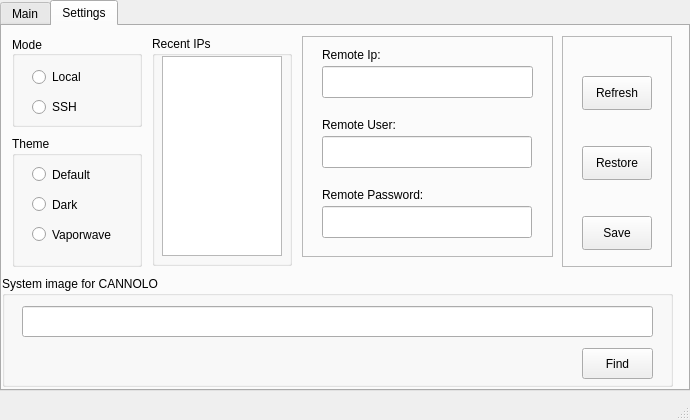
This is assets/interface.ui in WEEE-Open/pesto as Qt 5 draws it before an edit. The edited form follows.
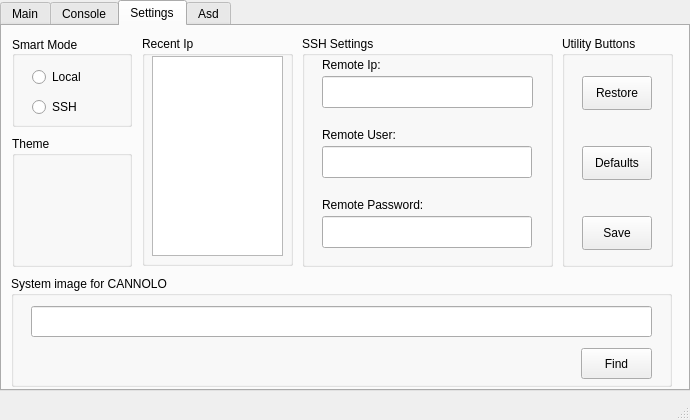
This is the edited form. The open tabs and pages were chosen to show the change.

What changed in the file:
```diff
--- a/assets/interface.ui
+++ b/assets/interface.ui
@@ -16,14 +16,29 @@
     <verstretch>0</verstretch>
    </sizepolicy>
   </property>
+  <property name="minimumSize">
+   <size>
+    <width>690</width>
+    <height>420</height>
+   </size>
+  </property>
+  <property name="maximumSize">
+   <size>
+    <width>690</width>
+    <height>420</height>
+   </size>
+  </property>
   <property name="windowTitle">
    <string>PESTO</string>
   </property>
   <property name="autoFillBackground">
    <bool>true</bool>
   </property>
+  <property name="tabShape">
+   <enum>QTabWidget::Rounded</enum>
+  </property>
   <widget class="QWidget" name="centralwidget">
-   <widget class="QTabWidget" name="Main">
+   <widget class="QTabWidget" name="smartTab">
     <property name="geometry">
      <rect>
       <x>0</x>
@@ -33,7 +48,7 @@
      </rect>
     </property>
     <property name="currentIndex">
-     <number>0</number>
+     <number>2</number>
     </property>
     <widget class="QWidget" name="main_tab">
      <attribute name="title">
@@ -45,7 +60,7 @@
         <x>0</x>
         <y>0</y>
         <width>681</width>
-        <height>351</height>
+        <height>361</height>
        </rect>
       </property>
       <layout class="QHBoxLayout" name="horizontalLayout">
@@ -65,6 +80,8 @@
         <number>0</number>
        </property>
        <item>
+        <layout class="QVBoxLayout" name="verticalLayout">
+         <item>
         <widget class="QTableWidget" name="tableWidget">
          <property name="sizePolicy">
           <sizepolicy hsizetype="Maximum" vsizetype="Expanding">
@@ -81,15 +98,31 @@
          <property name="horizontalScrollBarPolicy">
           <enum>Qt::ScrollBarAlwaysOff</enum>
          </property>
+           <property name="columnCount">
+            <number>2</number>
+           </property>
          <attribute name="verticalHeaderVisible">
           <bool>false</bool>
          </attribute>
+           <column/>
+           <column/>
         </widget>
        </item>
        <item>
-        <widget class="QPushButton" name="execButton">
-         <property name="cursor">
-          <cursorShape>ArrowCursor</cursorShape>
+          <layout class="QHBoxLayout" name="horizontalLayout_3">
+           <item>
+            <widget class="QPushButton" name="reloadButton">
+             <property name="sizePolicy">
+              <sizepolicy hsizetype="Fixed" vsizetype="Preferred">
+               <horstretch>0</horstretch>
+               <verstretch>0</verstretch>
+              </sizepolicy>
+             </property>
+             <property name="minimumSize">
+              <size>
+               <width>50</width>
+               <height>0</height>
+              </size>
          </property>
          <property name="text">
           <string/>
@@ -97,39 +130,115 @@
         </widget>
        </item>
        <item>
+            <layout class="QVBoxLayout" name="verticalLayout_2">
+             <item>
+              <widget class="QPushButton" name="eraseButton">
+               <property name="minimumSize">
+                <size>
+                 <width>100</width>
+                 <height>0</height>
+                </size>
+               </property>
+               <property name="cursor">
+                <cursorShape>ArrowCursor</cursorShape>
+               </property>
+               <property name="text">
+                <string>Pialla disco</string>
+               </property>
+              </widget>
+             </item>
+             <item>
+              <widget class="QPushButton" name="smartButton">
+               <property name="cursor">
+                <cursorShape>ArrowCursor</cursorShape>
+               </property>
+               <property name="text">
+                <string>Smart check</string>
+               </property>
+              </widget>
+             </item>
+             <item>
+              <widget class="QPushButton" name="pushButton">
+               <property name="text">
+                <string>Cannola</string>
+               </property>
+              </widget>
+             </item>
+            </layout>
+           </item>
+          </layout>
+         </item>
+        </layout>
+       </item>
+       <item>
+        <widget class="QTableWidget" name="queueTable">
+         <property name="autoFillBackground">
+          <bool>false</bool>
+         </property>
+         <property name="columnCount">
+          <number>5</number>
+         </property>
+         <attribute name="horizontalHeaderShowSortIndicator" stdset="0">
+          <bool>false</bool>
+         </attribute>
+         <attribute name="horizontalHeaderStretchLastSection">
+          <bool>false</bool>
+         </attribute>
+         <attribute name="verticalHeaderVisible">
+          <bool>false</bool>
+         </attribute>
+         <attribute name="verticalHeaderStretchLastSection">
+          <bool>false</bool>
+         </attribute>
+         <column/>
+         <column/>
+         <column/>
+         <column/>
+         <column/>
+        </widget>
+       </item>
+      </layout>
+     </widget>
+    </widget>
+    <widget class="QWidget" name="tab_2">
+     <attribute name="title">
+      <string>Console</string>
+     </attribute>
         <widget class="QTextEdit" name="textEdit">
+      <property name="geometry">
+       <rect>
+        <x>0</x>
+        <y>0</y>
+        <width>681</width>
+        <height>359</height>
+       </rect>
+      </property>
          <property name="frameShadow">
           <enum>QFrame::Plain</enum>
          </property>
         </widget>
-       </item>
-      </layout>
-     </widget>
     </widget>
     <widget class="QWidget" name="settings_tab">
      <attribute name="title">
       <string>Settings</string>
      </attribute>
-     <widget class="QFrame" name="frame_2">
+     <widget class="QGroupBox" name="groupBox_2">
       <property name="geometry">
        <rect>
         <x>300</x>
         <y>10</y>
         <width>251</width>
-        <height>221</height>
+        <height>231</height>
        </rect>
       </property>
-      <property name="frameShape">
-       <enum>QFrame::StyledPanel</enum>
-      </property>
-      <property name="frameShadow">
-       <enum>QFrame::Raised</enum>
+      <property name="title">
+       <string>SSH Settings</string>
       </property>
       <widget class="QLabel" name="label">
        <property name="geometry">
         <rect>
          <x>20</x>
-         <y>10</y>
+         <y>20</y>
          <width>81</width>
          <height>18</height>
         </rect>
@@ -142,7 +251,7 @@
        <property name="geometry">
         <rect>
          <x>20</x>
-         <y>80</y>
+         <y>90</y>
          <width>91</width>
          <height>18</height>
         </rect>
@@ -155,7 +264,7 @@
        <property name="geometry">
         <rect>
          <x>20</x>
-         <y>150</y>
+         <y>160</y>
          <width>121</width>
          <height>18</height>
         </rect>
@@ -168,7 +277,7 @@
        <property name="geometry">
         <rect>
          <x>20</x>
-         <y>30</y>
+         <y>40</y>
          <width>211</width>
          <height>32</height>
         </rect>
@@ -178,7 +287,7 @@
        <property name="geometry">
         <rect>
          <x>20</x>
-         <y>100</y>
+         <y>110</y>
          <width>210</width>
          <height>32</height>
         </rect>
@@ -188,7 +297,7 @@
        <property name="geometry">
         <rect>
          <x>20</x>
-         <y>170</y>
+         <y>180</y>
          <width>210</width>
          <height>32</height>
         </rect>
@@ -200,12 +309,12 @@
        <rect>
         <x>10</x>
         <y>10</y>
-        <width>130</width>
+        <width>120</width>
         <height>91</height>
        </rect>
       </property>
       <property name="title">
-       <string>Mode</string>
+       <string>Smart Mode</string>
       </property>
       <property name="alignment">
        <set>Qt::AlignLeading|Qt::AlignLeft|Qt::AlignVCenter</set>
@@ -240,39 +349,23 @@
        </property>
       </widget>
      </widget>
-     <widget class="QFrame" name="frame">
+     <widget class="QGroupBox" name="groupBox">
       <property name="geometry">
        <rect>
         <x>560</x>
         <y>10</y>
-        <width>110</width>
+        <width>111</width>
         <height>231</height>
        </rect>
       </property>
-      <property name="frameShape">
-       <enum>QFrame::StyledPanel</enum>
+      <property name="title">
+       <string>Utility Buttons</string>
       </property>
-      <property name="frameShadow">
-       <enum>QFrame::Raised</enum>
-      </property>
-      <widget class="QPushButton" name="refreshButton">
-       <property name="geometry">
-        <rect>
-         <x>20</x>
-         <y>40</y>
-         <width>70</width>
-         <height>34</height>
-        </rect>
-       </property>
-       <property name="text">
-        <string>Refresh</string>
-       </property>
-      </widget>
       <widget class="QPushButton" name="restoreButton">
        <property name="geometry">
         <rect>
          <x>20</x>
-         <y>110</y>
+         <y>40</y>
          <width>70</width>
          <height>34</height>
         </rect>
@@ -285,6 +378,19 @@
        <property name="geometry">
         <rect>
          <x>20</x>
+         <y>110</y>
+         <width>70</width>
+         <height>34</height>
+        </rect>
+       </property>
+       <property name="text">
+        <string>Defaults</string>
+       </property>
+      </widget>
+      <widget class="QPushButton" name="saveButton">
+       <property name="geometry">
+        <rect>
+         <x>20</x>
          <y>180</y>
          <width>70</width>
          <height>34</height>
@@ -298,21 +404,21 @@
      <widget class="QGroupBox" name="ipBox">
       <property name="geometry">
        <rect>
-        <x>150</x>
+        <x>140</x>
         <y>10</y>
-        <width>140</width>
+        <width>151</width>
         <height>230</height>
        </rect>
       </property>
       <property name="title">
-       <string>Recent IPs</string>
+       <string>Recent Ip</string>
       </property>
       <widget class="QListWidget" name="ipList">
        <property name="geometry">
         <rect>
          <x>10</x>
          <y>20</y>
-         <width>120</width>
+         <width>131</width>
          <height>200</height>
         </rect>
        </property>
@@ -321,9 +427,9 @@
      <widget class="QGroupBox" name="groupBox_3">
       <property name="geometry">
        <rect>
-        <x>0</x>
+        <x>9</x>
         <y>250</y>
-        <width>671</width>
+        <width>661</width>
         <height>111</height>
        </rect>
       </property>
@@ -335,7 +441,7 @@
         <rect>
          <x>20</x>
          <y>30</y>
-         <width>631</width>
+         <width>621</width>
          <height>31</height>
         </rect>
        </property>
@@ -349,7 +455,7 @@
       <widget class="QPushButton" name="findDirButton">
        <property name="geometry">
         <rect>
-         <x>580</x>
+         <x>570</x>
          <y>72</y>
          <width>71</width>
          <height>31</height>
@@ -365,52 +471,40 @@
        <rect>
         <x>10</x>
         <y>110</y>
-        <width>130</width>
+        <width>120</width>
         <height>131</height>
        </rect>
       </property>
       <property name="title">
        <string>Theme</string>
       </property>
-      <widget class="QRadioButton" name="radioButton">
-       <property name="geometry">
-        <rect>
-         <x>20</x>
-         <y>30</y>
-         <width>82</width>
-         <height>17</height>
-        </rect>
-       </property>
-       <property name="text">
-        <string>Default</string>
-       </property>
-      </widget>
-      <widget class="QRadioButton" name="radioButton_2">
-       <property name="geometry">
-        <rect>
-         <x>20</x>
-         <y>60</y>
-         <width>82</width>
-         <height>17</height>
-        </rect>
-       </property>
-       <property name="text">
-        <string>Dark</string>
-       </property>
-      </widget>
-      <widget class="QRadioButton" name="radioButton_3">
+     </widget>
+    </widget>
+    <widget class="QWidget" name="tab">
+     <attribute name="title">
+      <string>Asd</string>
+     </attribute>
+     <widget class="QWidget" name="horizontalLayoutWidget_2">
        <property name="geometry">
         <rect>
-         <x>20</x>
-         <y>90</y>
-         <width>82</width>
-         <height>17</height>
-        </rect>
-       </property>
+        <x>-1</x>
+        <y>-1</y>
+        <width>691</width>
+        <height>361</height>
+       </rect>
+      </property>
+      <layout class="QHBoxLayout" name="horizontalLayout_2">
+       <item>
+        <widget class="QLabel" name="asdLabel">
        <property name="text">
-        <string>Vaporwave</string>
-       </property>
-      </widget>
+          <string>TextLabel</string>
+         </property>
+         <property name="alignment">
+          <set>Qt::AlignCenter</set>
+         </property>
+        </widget>
+       </item>
+      </layout>
      </widget>
     </widget>
    </widget>
```
Lines whose indentation alone changed are shown as unchanged.
